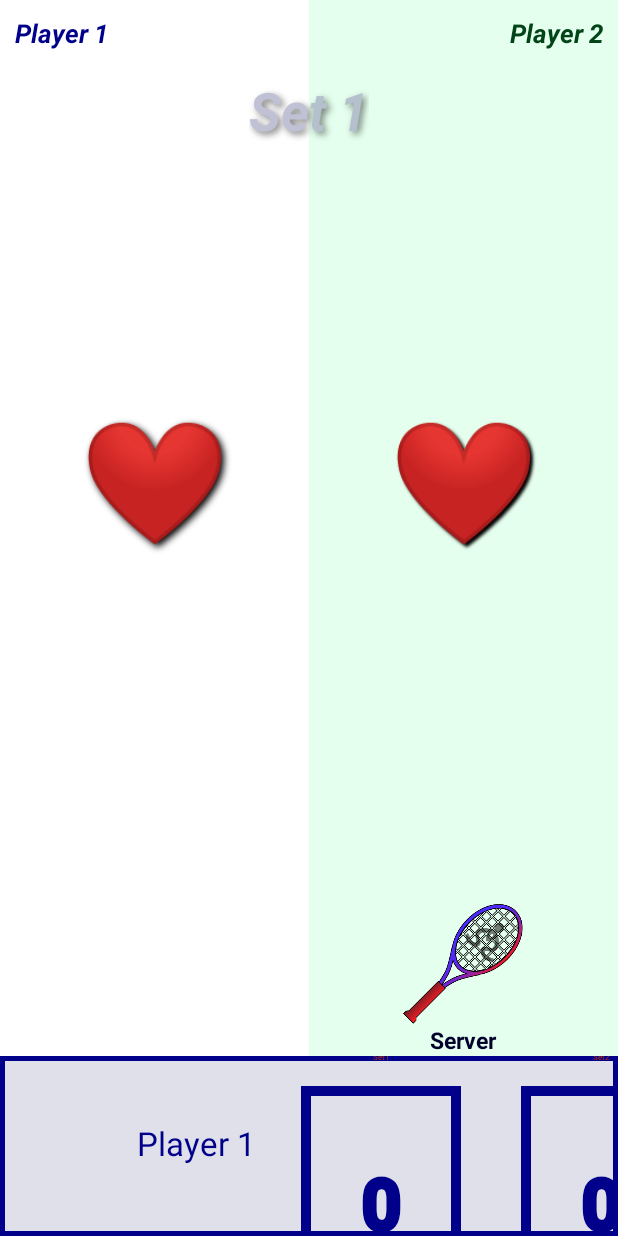
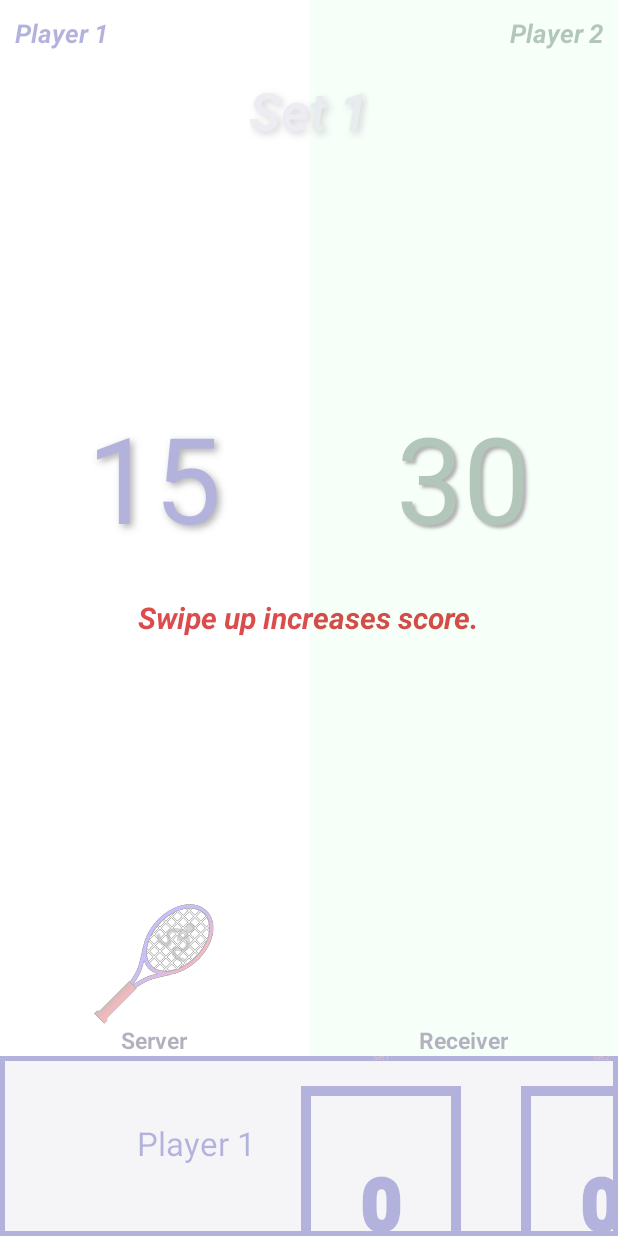
Before and after one commit to rithlim/SinnetTennis, an Android app: the screen it shows after launch (MainActivity), after a tap on "Receiver", on a phone screen of 412 x 824 dp. Run offline under Robolectric (Android 15) with nearby library versions, the phone set to English and light mode, and no system bars; 1 other tap on this screen came first.

Commit message:
#Add tutorial feature

```diff
--- a/mobile/src/main/java/com/keeper/score/common/Enum.java
+++ b/mobile/src/main/java/com/keeper/score/common/Enum.java
@@ -27,7 +27,13 @@ public class Enum {
         FORTY,
         DEUCE,
         ADD_IN,
-        ADD_OUT,
+        ADD_OUT;
+
+        private static GAME_SCORE[] vals = values();
+        public GAME_SCORE next()
+        {
+            return vals[(this.ordinal()+1) % vals.length];
+        }
     }
 
     public enum ALERT_TYPE {
@@ -35,7 +41,8 @@ public class Enum {
         RESET_SET,
         CONFIRM_GAME_SCORE,
         SCORING_SYSTEM,
-        GAME_SET_MATCH
+        GAME_SET_MATCH,
+        QUIT_APP
     }
 
     public enum CURRENT_SET {
--- /dev/null
+++ b/mobile/src/main/java/com/keeper/score/common/ITutorial.java
@@ -0,0 +1,8 @@
+package com.keeper.score.common;
+
+/**
+ * Created by Rith on 11/15/2015.
+ */
+public interface ITutorial {
+    void endTutorial();
+}
--- /dev/null
+++ b/mobile/src/main/java/com/keeper/score/common/SinnetPreferences.java
@@ -0,0 +1,45 @@
+package com.keeper.score.common;
+
+import android.content.Context;
+import android.content.SharedPreferences;
+
+/**
+ * Created by Rith on 11/15/2015.
+ */
+public class SinnetPreferences {
+
+    private static SharedPreferences mSharedPreferences;
+    private static final String SINNET_PREFERENCES = "SinnetPreferences";
+
+    private static void init(Context context) {
+        if(mSharedPreferences == null) {
+            mSharedPreferences = context.getSharedPreferences(SINNET_PREFERENCES, Context.MODE_PRIVATE);
+        }
+    }
+
+    public static String getPreferences(Context context, String key) {
+        if(mSharedPreferences == null) {
+            init(context);
+        }
+        return mSharedPreferences.getString(key, null);
+    }
+
+    public static boolean getBooleanPreferences(Context context, String key) {
+        if(mSharedPreferences == null) {
+            init(context);
+        }
+        return mSharedPreferences.getBoolean(key, false);
+    }
+
+    public static void putPreferences(Context context, String key, String value) {
+        SharedPreferences.Editor editor = context.getSharedPreferences(SINNET_PREFERENCES, Context.MODE_PRIVATE).edit();
+        editor.putString(key, value);
+        editor.commit();
+    }
+
+    public static void putPreferences(Context context, String key, boolean value) {
+        SharedPreferences.Editor editor = context.getSharedPreferences(SINNET_PREFERENCES, Context.MODE_PRIVATE).edit();
+        editor.putBoolean(key, value);
+        editor.commit();
+    }
+}
--- a/mobile/src/main/java/com/keeper/score/my/myscorekeeper/BaseGameFragment.java
+++ b/mobile/src/main/java/com/keeper/score/my/myscorekeeper/BaseGameFragment.java
@@ -22,6 +22,7 @@ import com.keeper.score.common.IScore;
 import com.keeper.score.common.IScoreKeeper;
 import com.keeper.score.common.IServer;
 import com.keeper.score.common.ISetScore;
+import com.keeper.score.common.SinnetPreferences;
 
 /**
  * A simple {@link Fragment} subclass.
@@ -227,16 +228,13 @@ public abstract class BaseGameFragment extends Fragment implements IScoreKeeper,
     }
 
     private String specialTransform(String playerName) {
-        if(playerName.equalsIgnoreCase(getString(R.string.player_rith_name))) {
+        if (playerName.equalsIgnoreCase(getString(R.string.player_rith_name))) {
             return "The Man!";
-        }
-        else if (playerName.equalsIgnoreCase(getString(R.string.player_kim_name))) {
+        } else if (playerName.equalsIgnoreCase(getString(R.string.player_kim_name))) {
             return "Lovely Kim!";
-        }
-        else if(playerName.equalsIgnoreCase(getString(R.string.player_jason_name))) {
+        } else if (playerName.equalsIgnoreCase(getString(R.string.player_jason_name))) {
             return "Fuck Face!";
-        }
-        else return playerName;
+        } else return playerName;
     }
 
     @Override
@@ -245,14 +243,14 @@ public abstract class BaseGameFragment extends Fragment implements IScoreKeeper,
             int oldTBScore = mTieBreakerScore;
             mTieBreakerScore += 1;
             updateTextView(String.valueOf(mTieBreakerScore));
-            mTBScoreLimit = ((IScore)getActivity()).getScoringSystem().equals(Enum.SCORING_SYSTEM.TEN_POINT_SCORING)
+            mTBScoreLimit = ((IScore) getActivity()).getScoringSystem().equals(Enum.SCORING_SYSTEM.TEN_POINT_SCORING)
                     ? m10PointTieBreakerLimit
                     : m7PointTieBreakerLimit;
             boolean isMyLimit = mTieBreakerScore >= mTBScoreLimit;
             boolean isOpponentLimit = mGameListener.getOpponentTBScore(TAG) >= mTBScoreLimit;
             boolean isMoreThan2 = moreThan2PointsDifferent();
             if ((isMyLimit || isOpponentLimit) && isMoreThan2) {
-                if(mTieBreakerScore > mGameListener.getOpponentTBScore(TAG))
+                if (mTieBreakerScore > mGameListener.getOpponentTBScore(TAG))
                     submitGameResults(TAG, mGameScore);
                 else
                     opponentWins();
@@ -482,6 +480,8 @@ public abstract class BaseGameFragment extends Fragment implements IScoreKeeper,
     public void setPlayersName(String tag, String name) {
         if (tag.equalsIgnoreCase(TAG)) {
             mTvPlayerName.setText(name);
+
+            SinnetPreferences.putPreferences(this.getActivity(), tag, name);
         }
     }
 
@@ -518,4 +518,12 @@ public abstract class BaseGameFragment extends Fragment implements IScoreKeeper,
         yEnd = 0;
         yStart = 0;
     }
+
+    public void loadPreferences() {
+        String cachedPlayersName = SinnetPreferences.getPreferences(getActivity(), TAG);
+        if (cachedPlayersName != null && !cachedPlayersName.isEmpty()) {
+            mTvPlayerName.setText(cachedPlayersName);
+            mSetScoreListener.setPlayersName(TAG, cachedPlayersName);
+        }
+    }
 }
--- a/mobile/src/main/java/com/keeper/score/my/myscorekeeper/MainActivity.java
+++ b/mobile/src/main/java/com/keeper/score/my/myscorekeeper/MainActivity.java
@@ -6,6 +6,7 @@ import android.app.FragmentManager;
 import android.app.FragmentTransaction;
 import android.content.DialogInterface;
 import android.content.Intent;
+import android.content.pm.ActivityInfo;
 import android.graphics.Bitmap;
 import android.net.Uri;
 import android.os.Bundle;
@@ -14,22 +15,22 @@ import android.util.Log;
 import android.view.Menu;
 import android.view.MenuItem;
 import android.view.View;
-import android.widget.Toast;
 
 import com.keeper.score.common.Enum;
 import com.keeper.score.common.IAlertDialog;
 import com.keeper.score.common.IAnnouncements;
 import com.keeper.score.common.IGameListener;
-import com.keeper.score.common.IScore;
 import com.keeper.score.common.IServer;
 import com.keeper.score.common.ISetScore;
+import com.keeper.score.common.ITutorial;
+import com.keeper.score.common.SinnetPreferences;
 import com.keeper.score.utils.FragmentUtils;
 
 import java.io.File;
 import java.io.FileOutputStream;
 import java.util.Date;
 
-public class MainActivity extends Activity implements IGameListener, IServer, ISetScore, IAlertDialog, IAnnouncements, DialogInterface.OnDismissListener {
+public class MainActivity extends Activity implements IGameListener, IServer, ISetScore, IAlertDialog, IAnnouncements, ITutorial, DialogInterface.OnDismissListener {
     private static final String TAG = MainActivity.class.getSimpleName();
     private static String mCurrentGameWinner;
 
@@ -37,6 +38,7 @@ public class MainActivity extends Activity implements IGameListener, IServer, IS
     AwayGameFragment awayGameFragment;
     SetScoreFragment setScoreFragment;
     AnnouncerFragment announcerFragment;
+    TutorialFragment tutorialFragment;
 
     IGameListener mHomeGameCallback;
     IGameListener mAwayGameCallback;
@@ -91,9 +93,26 @@ public class MainActivity extends Activity implements IGameListener, IServer, IS
     }
 
     @Override
+    public void onBackPressed() {
+        showAlert("Quit App",
+                "Are you sure you want to quit?",
+                "Yes",
+                "No",
+                null,
+                Enum.ALERT_TYPE.QUIT_APP);
+    }
+
+    @Override
     public void onPause() {
         super.onPause();
         Log.d(TAG, "onPause()");
+    }
+
+    @Override
+    public void onStart() {
+        super.onStart();
+        homeGameFragment.loadPreferences();
+        awayGameFragment.loadPreferences();
     }
 
     /***********
@@ -115,6 +134,10 @@ public class MainActivity extends Activity implements IGameListener, IServer, IS
         FragmentUtils.launchFragment(fm, setScoreFragment, R.id.set_container, false, SetScoreFragment.class.getSimpleName());
         FragmentUtils.launchFragment(fm, announcerFragment, R.id.main_layout, false, AnnouncerFragment.class.getSimpleName());
 
+        if (!SinnetPreferences.getBooleanPreferences(this, TutorialFragment.class.getSimpleName())) {
+            tutorialFragment = TutorialFragment.newInstance("", "");
+            FragmentUtils.launchFragment(fm, tutorialFragment, R.id.main_layout, true, TutorialFragment.class.getSimpleName());
+        }
 
         mHomeGameCallback = homeGameFragment;
         mAwayGameCallback = awayGameFragment;
@@ -341,6 +364,9 @@ public class MainActivity extends Activity implements IGameListener, IServer, IS
                                 firstSetActive();
                                 mAnnouncementCallback.setAnnouncements(getString(R.string.announcement_set_one), "", false);
                                 break;
+                            case QUIT_APP:
+                                finish();
+                                break;
                         }
                     }
                 })
@@ -450,12 +476,24 @@ public class MainActivity extends Activity implements IGameListener, IServer, IS
             e.printStackTrace();
         }
     }
+
     private void openScreenshot(File imageFile) {
         Intent intent = new Intent();
         intent.setAction(Intent.ACTION_VIEW);
         Uri uri = Uri.fromFile(imageFile);
         intent.setDataAndType(uri, "image/*");
-        startActivity(intent);
+        ActivityInfo activityInfo = intent.resolveActivityInfo(getPackageManager(), intent.getFlags());
+        if (activityInfo.exported) {
+            startActivity(intent);
+        } else {
+
+        }
     }
 
+    @Override
+    public void endTutorial() {
+        FragmentManager fm = getFragmentManager();
+        fm.popBackStack();
+        SinnetPreferences.putPreferences(this, TutorialFragment.class.getSimpleName(), true);
+    }
 }
--- /dev/null
+++ b/mobile/src/main/java/com/keeper/score/my/myscorekeeper/TutorialFragment.java
@@ -0,0 +1,184 @@
+package com.keeper.score.my.myscorekeeper;
+
+import android.app.Activity;
+import android.app.Fragment;
+import android.os.Bundle;
+import android.support.v4.view.MotionEventCompat;
+import android.util.Log;
+import android.view.LayoutInflater;
+import android.view.MotionEvent;
+import android.view.View;
+import android.view.ViewGroup;
+import android.view.animation.AnimationUtils;
+import android.widget.TextView;
+
+import com.keeper.score.common.Enum;
+import com.keeper.score.common.IGameListener;
+import com.keeper.score.common.ITutorial;
+
+public class TutorialFragment extends Fragment {
+    // TODO: Rename parameter arguments, choose names that match
+    // the fragment initialization parameters, e.g. ARG_ITEM_NUMBER
+    private static final String ARG_PARAM1 = "param1";
+    private static final String ARG_PARAM2 = "param2";
+
+    // TODO: Rename and change types of parameters
+    private String mParam1;
+    private String mParam2;
+    private TextView instructionLabel;
+    private View view;
+
+    private IGameListener gameListener;
+
+    private boolean endTutorial = false;
+    private boolean beginTutorial = false;
+    private boolean swipeUpTutorial = false;
+    private boolean swipeDownTutorial = false;
+    private boolean longGamePressTutorial = false;
+    private boolean increaseHomeSide = false;
+
+    private Enum.GAME_SCORE homeSide = Enum.GAME_SCORE.FIFTEEN;
+    private Enum.GAME_SCORE awaySide = Enum.GAME_SCORE.THIRTY;
+
+    private static float yStart = 0;
+    private static float yEnd = 0;
+
+    /**
+     * Use this factory method to create a new instance of
+     * this fragment using the provided parameters.
+     *
+     * @param param1 Parameter 1.
+     * @param param2 Parameter 2.
+     * @return A new instance of fragment TutorialFragment.
+     */
+    // TODO: Rename and change types and number of parameters
+    public static TutorialFragment newInstance(String param1, String param2) {
+        TutorialFragment fragment = new TutorialFragment();
+        Bundle args = new Bundle();
+        args.putString(ARG_PARAM1, param1);
+        args.putString(ARG_PARAM2, param2);
+        fragment.setArguments(args);
+        return fragment;
+    }
+
+    public TutorialFragment() {
+        // Required empty public constructor
+    }
+
+    @Override
+    public void onCreate(Bundle savedInstanceState) {
+        super.onCreate(savedInstanceState);
+        if (getArguments() != null) {
+            mParam1 = getArguments().getString(ARG_PARAM1);
+            mParam2 = getArguments().getString(ARG_PARAM2);
+        }
+    }
+
+    @Override
+    public View onCreateView(LayoutInflater inflater, ViewGroup container,
+                             Bundle savedInstanceState) {
+        // Inflate the layout for this fragment
+        view = inflater.inflate(R.layout.fragment_tutorial, container, false);
+        instructionLabel = (TextView) view.findViewById(R.id.tutorial_label);
+        animateTextView();
+        setupGameSetScores();
+        setupListeners();
+        return view;
+    }
+
+    private void setupGameSetScores() {
+        gameListener = (IGameListener) getActivity();
+        gameListener.updateAllGameScores(homeSide, "15", awaySide, "30");
+        Log.d("Tag", "homeSide Ordinal: " + homeSide.ordinal());
+        Log.d("Tag", "awaySide Ordinal: " + awaySide.ordinal());
+    }
+
+    private void setupListeners() {
+        if (view != null) {
+            view.setOnLongClickListener(new View.OnLongClickListener() {
+                @Override
+                public boolean onLongClick(View v) {
+                    if (beginTutorial && swipeUpTutorial && swipeDownTutorial && !longGamePressTutorial) {
+                        gameListener.resetGameScores();
+                        instructionLabel.setText("Let's Play!");
+                        longGamePressTutorial = true;
+                    }
+                    return true;
+                }
+            });
+
+            view.setOnTouchListener(new View.OnTouchListener() {
+                @Override
+                public boolean onTouch(View v, MotionEvent event) {
+                    int side = view.getWidth() / 2;
+                    switch (MotionEventCompat.getActionMasked(event)) {
+                        case (MotionEvent.ACTION_DOWN):
+                            yStart = event.getY();
+                            break;
+                        case (MotionEvent.ACTION_UP):
+                            yEnd = event.getY();
+                            instructionLabel.clearAnimation();
+                            if (!beginTutorial) {
+                                beginTutorial = true;
+                                instructionLabel.setText("Swipe up increases score.");
+                            } else if (!swipeUpTutorial && isAcceptableGesture()) {
+                                if (yStart > yEnd) {
+                                    swipeUpTutorial = true;
+                                    instructionLabel.setText("Swipe down decreases score.");
+                                    if (event.getX() <= side) {
+                                        increaseHomeSide = true;
+                                        gameListener.updateAllGameScores(Enum.GAME_SCORE.THIRTY, "30", Enum.GAME_SCORE.THIRTY, "30");
+                                    } else {
+                                        gameListener.updateAllGameScores(Enum.GAME_SCORE.FIFTEEN, "15", Enum.GAME_SCORE.FORTY, "40");
+                                    }
+                                }
+                            } else if (!swipeDownTutorial && isAcceptableGesture()) {
+                                swipeDownTutorial = true;
+                                instructionLabel.setText("Long press reset GAME/SET scores.");
+                                if (event.getX() <= side && increaseHomeSide) {
+                                    gameListener.updateAllGameScores(Enum.GAME_SCORE.FIFTEEN, "15", Enum.GAME_SCORE.THIRTY, "30");
+                                } else if (event.getX() <= side && !increaseHomeSide) {
+                                    gameListener.updateAllGameScores(Enum.GAME_SCORE.LOVE, getString(R.string.heart_ascii), Enum.GAME_SCORE.FORTY, "40");
+                                } else if (event.getX() >= side && !increaseHomeSide) {
+                                    gameListener.updateAllGameScores(Enum.GAME_SCORE.FIFTEEN, "15", Enum.GAME_SCORE.THIRTY, "30");
+                                } else {
+                                    gameListener.updateAllGameScores(Enum.GAME_SCORE.THIRTY, "30", Enum.GAME_SCORE.FIFTEEN, "15");
+                                }
+                            } else if (longGamePressTutorial && !endTutorial) {
+                                animateTextView();
+                                endTutorial = true;
+                            } else if (endTutorial) {
+                                ((ITutorial) getActivity()).endTutorial();
+                            }
+                            break;
+                        default:
+                            break;
+                    }
+                    return false;
+                }
+            });
+        }
+    }
+
+    @Override
+    public void onAttach(Activity activity) {
+        super.onAttach(activity);
+    }
+
+    @Override
+    public void onDetach() {
+        super.onDetach();
+    }
+
+    private boolean isAcceptableGesture() {
+        if (Math.abs(yStart - yEnd) < 50) {
+            return false;
+        } else {
+            return true;
+        }
+    }
+
+    private void animateTextView() {
+        instructionLabel.startAnimation(AnimationUtils.loadAnimation(getActivity(), R.anim.heart_beat));
+    }
+}
--- a/mobile/src/main/res/anim/heart_beat.xml
+++ b/mobile/src/main/res/anim/heart_beat.xml
@@ -6,7 +6,7 @@
         android:fromYScale="1"
         android:pivotX="50%"
         android:pivotY="50%"
-        android:repeatCount="2"
+        android:repeatCount="infinite"
         android:repeatMode="reverse"
         android:toXScale="0.85"
         android:toYScale="0.75"
@@ -17,7 +17,7 @@
         android:fromYScale="1"
         android:pivotX="50%"
         android:pivotY="50%"
-        android:repeatCount="2"
+        android:repeatCount="infinite"
         android:repeatMode="reverse"
         android:toXScale="1.25"
         android:toYScale="1.35"
--- /dev/null
+++ b/mobile/src/main/res/layout/fragment_tutorial.xml
@@ -0,0 +1,30 @@
+<RelativeLayout xmlns:android="http://schemas.android.com/apk/res/android"
+    xmlns:tools="http://schemas.android.com/tools"
+    android:id="@+id/tutorial_container"
+    android:layout_width="match_parent"
+    android:layout_height="match_parent"
+    android:alpha="0.7"
+    android:background="@android:color/white"
+    android:clickable="true"
+    tools:context="com.keeper.score.my.myscorekeeper.TutorialFragment">
+
+    <!-- TODO: Update blank fragment layout -->
+    <TextView
+        android:id="@+id/tutorial_label"
+        android:layout_width="wrap_content"
+        android:layout_height="wrap_content"
+        android:layout_centerInParent="true"
+        android:gravity="center"
+        android:maxLines="4"
+        android:paddingLeft="15dp"
+        android:paddingRight="15dp"
+        android:shadowColor="@android:color/white"
+        android:shadowDx="3"
+        android:shadowDy="3"
+        android:shadowRadius="2"
+        android:text="Touch to begin tutorial"
+        android:textStyle="bold|italic"
+        android:textColor="@android:color/holo_red_dark"
+        android:textSize="20dp" />
+
+</RelativeLayout>
--- a/mobile/src/main/res/values/strings.xml
+++ b/mobile/src/main/res/values/strings.xml
@@ -54,6 +54,6 @@
     <string name="announcement_set_one">Set 1</string>
     <string name="announcement_set_two">Set 2</string>
     <string name="announcement_set_three">Set 3</string>
-    <string name="annoucement_sub_label">sub label</string>
+    <string name="announcement_sub_label">sub label</string>
 
 </resources>
```
Also changed, not shown: mobile/src/main/java/com/keeper/score/my/myscorekeeper/SetScoreFragment.java (+9 -8 lines), 1 other file.
